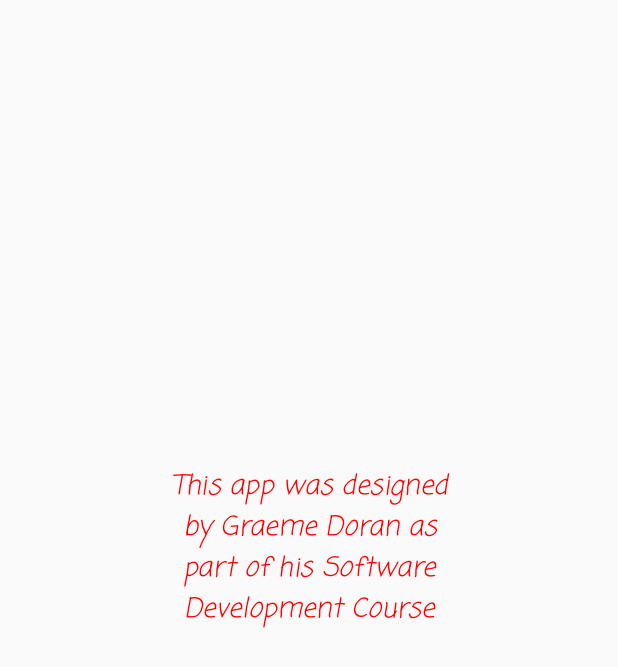
After one commit to Gdoran1/Android_project, an Android app: the layout activity_about.xml on its own in the app's theme, with its tools: preview values and no code run, on a phone screen of 412 x 824 dp. The commit adds this screen. Shown: the top 667 px of the screen. Run offline under Robolectric (Android 15) with nearby library versions, the phone set to English and light mode, and no system bars.

Commit message:
about page added

```diff
--- a/app/src/main/AndroidManifest.xml
+++ b/app/src/main/AndroidManifest.xml
@@ -3,7 +3,7 @@
     package="com.example.graemedoran.curriestarcolts">
 
 
-    <uses-permission android:name="android.permission.ACCESS_FINE_LOCATION" />
+    <!--<uses-permission android:name="android.permission.ACCESS_FINE_LOCATION" />-->
 
     <application
         android:allowBackup="true"
@@ -20,8 +20,6 @@
             </intent-filter>
         </activity>
         <activity android:name=".Controllers.SquadActivity" />
-
-
     </application>
 
 </manifest>
--- a/app/src/main/java/com/example/graemedoran/curriestarcolts/Controllers/MainActivity.java
+++ b/app/src/main/java/com/example/graemedoran/curriestarcolts/Controllers/MainActivity.java
@@ -9,6 +9,7 @@ import android.view.MenuItem;
 import android.view.View;
 import android.widget.Button;
 
+import com.example.graemedoran.curriestarcolts.Models.Squad;
 import com.example.graemedoran.curriestarcolts.R;
 
 public class MainActivity extends AppCompatActivity {
@@ -28,6 +29,8 @@ public class MainActivity extends AppCompatActivity {
 
     public void onTeamButtonClick(View view){
         Intent intent = new Intent(this, SquadActivity.class);
+        Squad squad  = new Squad();
+
 
         startActivity(intent);
     }
--- /dev/null
+++ b/app/src/main/res/layout/activity_about.xml
@@ -0,0 +1,30 @@
+<?xml version="1.0" encoding="utf-8"?>
+<android.support.constraint.ConstraintLayout
+    xmlns:android="http://schemas.android.com/apk/res/android"
+    xmlns:app="http://schemas.android.com/apk/res-auto"
+    xmlns:tools="http://schemas.android.com/tools"
+    android:layout_width="match_parent"
+    android:layout_height="match_parent">
+
+    <TextView
+        android:id="@+id/Message"
+        android:layout_width="200dp"
+        android:layout_height="200dp"
+        android:layout_marginBottom="8dp"
+        android:layout_marginEnd="8dp"
+        android:layout_marginStart="8dp"
+        android:layout_marginTop="8dp"
+        android:fontFamily="casual"
+        android:text="@string/Message"
+        android:textAlignment="center"
+        android:textColor="@color/colorAccent"
+        android:textSize="18sp"
+        android:textStyle="italic"
+        android:typeface="monospace"
+        app:layout_constraintBottom_toBottomOf="parent"
+        app:layout_constraintEnd_toEndOf="parent"
+        app:layout_constraintStart_toStartOf="parent"
+        app:layout_constraintTop_toTopOf="parent"
+        app:layout_constraintVertical_bias="0.498"
+        tools:text="@string/Message" />
+</android.support.constraint.ConstraintLayout>
--- a/app/src/main/res/values/colors.xml
+++ b/app/src/main/res/values/colors.xml
@@ -2,5 +2,5 @@
 <resources>
     <color name="colorPrimary">#1430e3</color>
     <color name="colorPrimaryDark">#1430e3</color>
-    <color name="colorAccent">#FF0000</color>
+    <color name="colorAccent">#ff0000</color>
 </resources>
--- a/app/src/main/res/values/strings.xml
+++ b/app/src/main/res/values/strings.xml
@@ -4,4 +4,5 @@
     <string name="greeting">The Future\'s Bright It\'s Blue and White</string>
     <string name="title_activity_maps">Map</string>
     <string name="About">About</string>
+    <string name="Message">This app was designed by Graeme Doran as part of his Software Development Course</string>
 </resources>
```
Also changed, not shown: app/src/main/java/com/example/graemedoran/curriestarcolts/Controllers/AboutActivity.java (added, +19 -0 lines), app/src/main/res/layout/activity_main.xml (+40 -5 lines), app/src/main/res/layout/squad_item.xml (+6 -3 lines).
